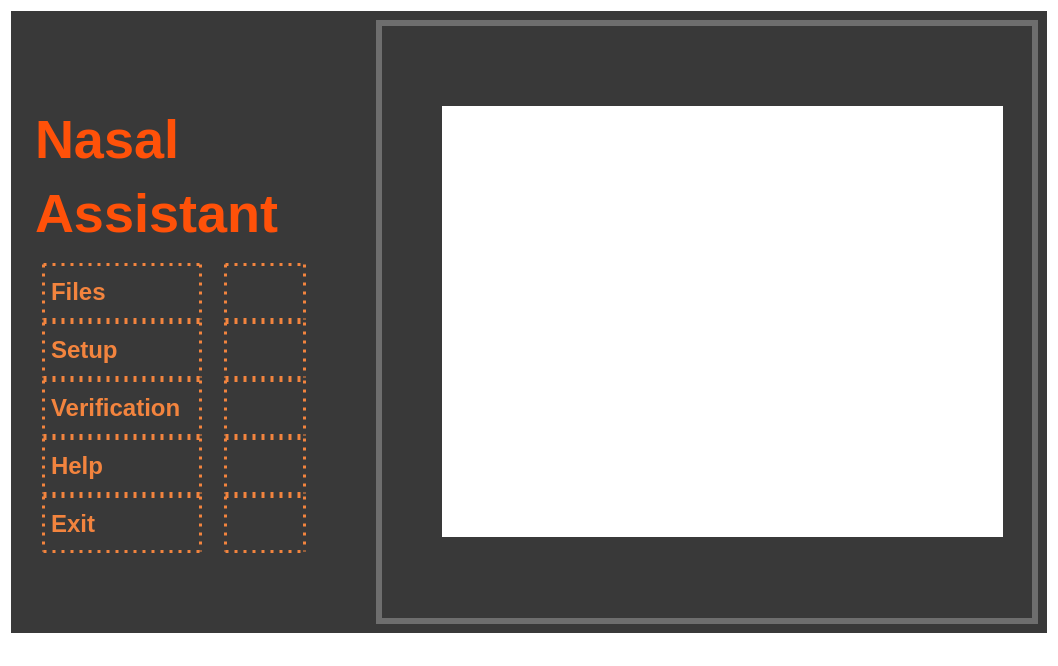
Old version of the form mainwindow.ui in the repository caleb92/NasalApplication2_4Nov2014.
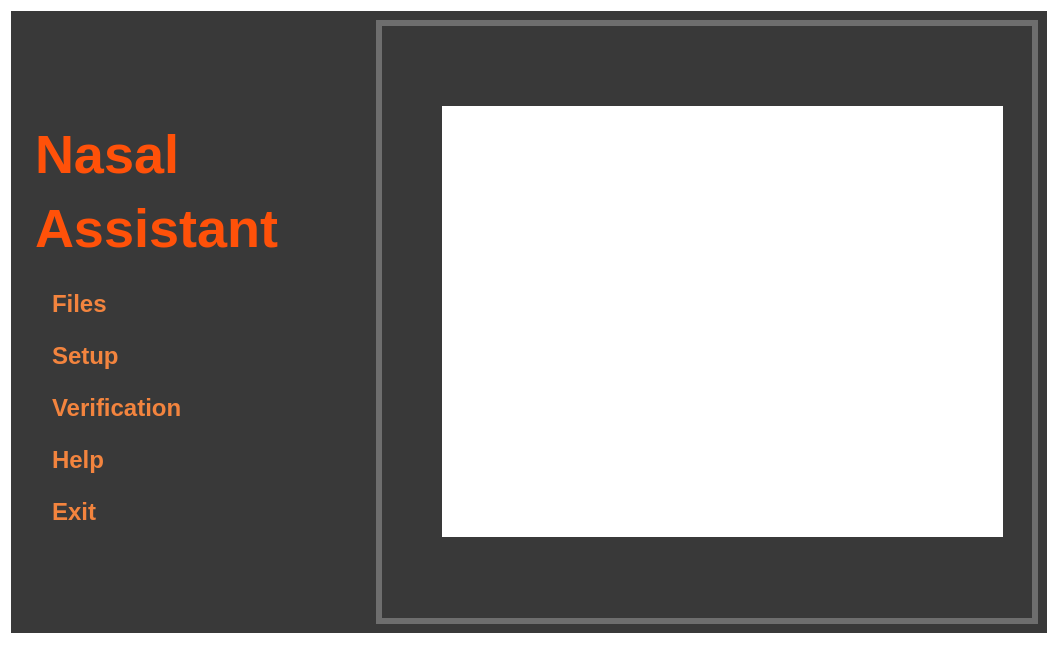
New version of the form.

The edit to the form file:
```diff
--- a/mainwindow.ui
+++ b/mainwindow.ui
@@ -128,8 +128,8 @@
 font-weight: bold;
 font-size: 24px;
 font-family: &quot;Garamond&quot;;
-border-style: dotted;
-border-width: 3px;
+border-style: none;
+border-width: 0px;
 margin: 0px 0px 0px 0px;
 padding: 12px 18px 12px 6px;
 text-align: left;
```
